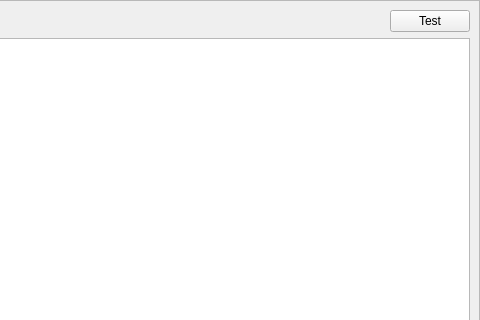
First picture: the form in apps/TestForm/testform.ui, repository assignonward/aosuite, before the edit; both pictures show x 427 to 907 and y 0 to 320 of the 907 by 846 pixel window.
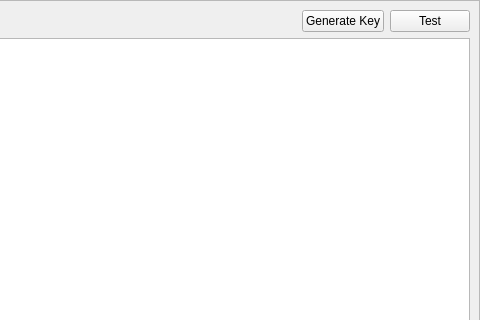
Second picture: the form after the edit.

```diff
--- a/apps/TestForm/testform.ui
+++ b/apps/TestForm/testform.ui
@@ -51,6 +51,13 @@
         </property>
        </spacer>
       </item>
+      <item>
+       <widget class="QPushButton" name="generateKey">
+        <property name="text">
+         <string>Generate Key</string>
+        </property>
+       </widget>
+      </item>
       <item>
        <widget class="QPushButton" name="test">
         <property name="text">
```
